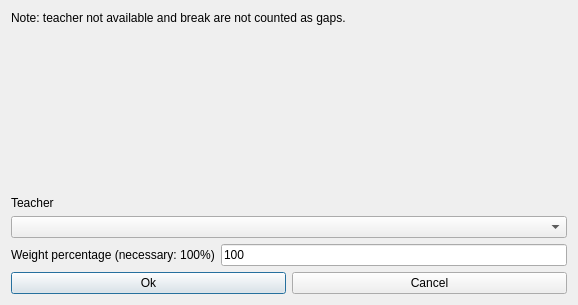
Qt form fet/src/interface/modifyconstraintteachermaxzerogapsperafternoonform_template.ui (vonmecheln/fet) before a commit.
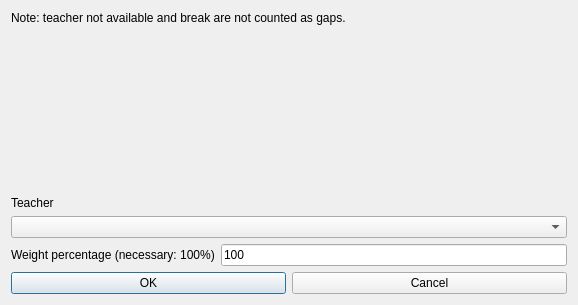
The same form after that commit.

Patch:
```diff
--- a/fet/src/interface/modifyconstraintteachermaxzerogapsperafternoonform_template.ui
+++ b/fet/src/interface/modifyconstraintteachermaxzerogapsperafternoonform_template.ui
@@ -117,7 +117,7 @@
      <item>
       <widget class="QPushButton" name="okPushButton">
        <property name="text">
-        <string>Ok</string>
+        <string>OK</string>
        </property>
       </widget>
      </item>
```
